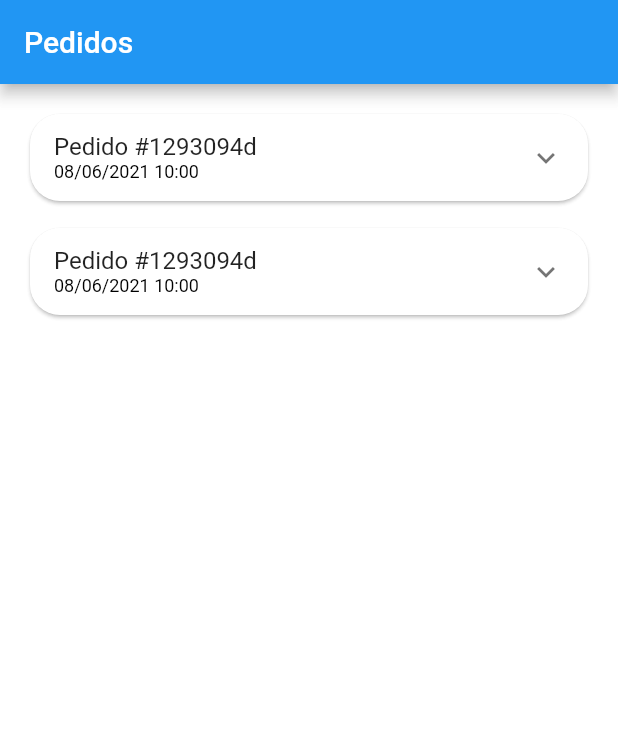
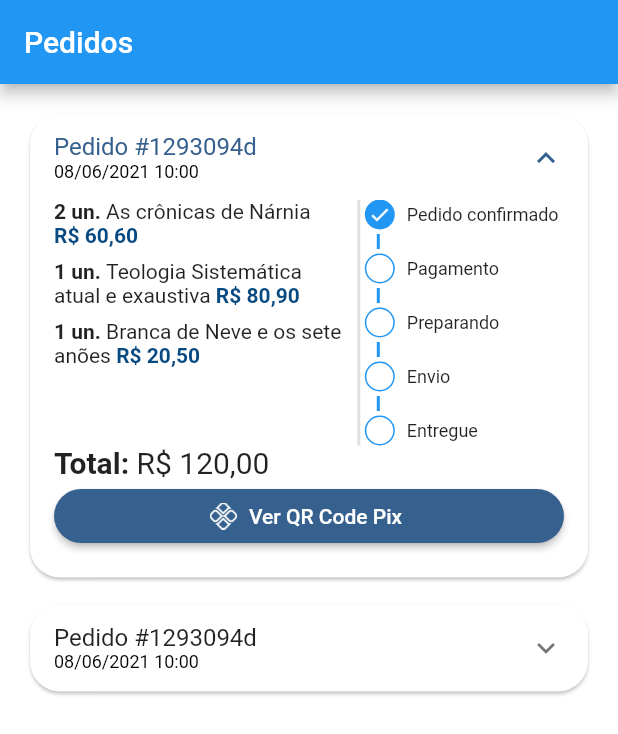
Before and after one commit to pedigru3/pregue-a-palavra, a Flutter app: the OrderTab screen opened directly, on a phone screen of 412 x 824 dp. Shown: the top 734 px of the screen. Run offline on Flutter 3.47's test engine with Material 2 defaults, Android fonts, the phone set to English and light mode, and no system bars; our stand-ins replace animated_text_kit, badges, mask_text_input_formatter.

Commit message:
fim order_tile menos display btn

```diff
--- a/lib/src/config/app_data.dart
+++ b/lib/src/config/app_data.dart
@@ -55,7 +55,7 @@ List<OrderModel> orders = [
   OrderModel(
     copyAndPast: '#kdkd',
     createdDateTime: DateTime.parse('2021-06-08 10:00:10.434'),
-    overdueDateTime: DateTime.parse('2021-06-11 10:00:10.434'),
+    overdueDateTime: DateTime.parse('2022-09-16 10:00:10.434'),
     id: '#1293094d',
     status: 'pending_payment',
     total: 120,
@@ -70,7 +70,7 @@ List<OrderModel> orders = [
     createdDateTime: DateTime.parse('2021-06-08 10:00:10.434'),
     overdueDateTime: DateTime.parse('2022-11-26 10:00:10.434'),
     id: '#1293094d',
-    status: 'refunded',
+    status: 'delivered',
     total: 120,
     items: [
       CartItemModel(item: listItems[1], quantity: 2),
--- a/lib/src/pages/cart/components/ordem_status_widget.dart
+++ b/lib/src/pages/cart/components/ordem_status_widget.dart
@@ -26,7 +26,13 @@ class OrderStatusWidget extends StatelessWidget {
       children: [
         const _StatusDot(isActive: true, title: 'Pedido confirmado'),
         _CustomDivider(),
-        if (isOverdue) ...[
+        if (currentStatus == 1) ...[
+          const _StatusDot(
+            isActive: true,
+            title: 'Pix estornado',
+            backgroundColor: Colors.yellow,
+          )
+        ] else if (isOverdue) ...[
           const _StatusDot(
             isActive: true,
             title: 'Pix vencido',
@@ -34,25 +40,24 @@ class OrderStatusWidget extends StatelessWidget {
           )
         ] else ...[
           _StatusDot(
-            isActive: currentStatus == status,
+            isActive: currentStatus >= 2,
             title: 'Pagamento',
           ),
           const _CustomDivider(),
           _StatusDot(
-            isActive: currentStatus == status,
+            isActive: currentStatus >= 3,
             title: 'Preparando',
           ),
           const _CustomDivider(),
           _StatusDot(
-            isActive: currentStatus == status,
+            isActive: currentStatus >= 4,
             title: 'Envio',
           ),
           const _CustomDivider(),
           _StatusDot(
-            isActive: currentStatus == status,
+            isActive: currentStatus == 5,
             title: 'Entregue',
           ),
-          const _CustomDivider(),
         ],
       ],
     );
--- a/lib/src/pages/orders/components/order_tile.dart
+++ b/lib/src/pages/orders/components/order_tile.dart
@@ -17,6 +17,8 @@ class OrderTile extends StatelessWidget {
       child: Theme(
         data: Theme.of(context).copyWith(dividerColor: Colors.transparent),
         child: ExpansionTile(
+          expandedCrossAxisAlignment: CrossAxisAlignment.stretch,
+          initiallyExpanded: order.status == 'pending_payment',
           title: Column(
             crossAxisAlignment: CrossAxisAlignment.start,
             mainAxisSize: MainAxisSize.min,
@@ -33,15 +35,18 @@ class OrderTile extends StatelessWidget {
           ),
           childrenPadding: const EdgeInsets.fromLTRB(16, 0, 16, 16),
           children: [
-            SizedBox(
-              height: 150,
+            IntrinsicHeight(
               child: Row(
+                crossAxisAlignment: CrossAxisAlignment.start,
                 children: [
                   //Lista de Produtos
                   Flexible(
                     flex: 3,
-                    child: _OrdemItemWidget(
-                        order: order, utlServices: utlServices),
+                    child: SizedBox(
+                      height: 150,
+                      child: _OrdemItemWidget(
+                          order: order, utlServices: utlServices),
+                    ),
                   ),
 
                   //Divisão
@@ -60,6 +65,41 @@ class OrderTile extends StatelessWidget {
                     ),
                   )
                 ],
+              ),
+            ),
+
+            //Total
+            Text.rich(
+              TextSpan(
+                style: const TextStyle(fontSize: 20),
+                children: [
+                  const TextSpan(
+                    text: 'Total: ',
+                    style: TextStyle(
+                      fontWeight: FontWeight.bold,
+                    ),
+                  ),
+                  TextSpan(
+                    text: utlServices.priceToCurrency(order.total),
+                    style: const TextStyle(),
+                  ),
+                ],
+              ),
+            ),
+
+            //Botão Pagamento
+            Visibility(
+              visible: order.status == 'pending_payment',
+              child: ElevatedButton.icon(
+                style: ElevatedButton.styleFrom(
+                    shape: RoundedRectangleBorder(
+                        borderRadius: BorderRadius.circular(20))),
+                onPressed: () {},
+                icon: Image.asset(
+                  'images/pix.png',
+                  height: 18,
+                ),
+                label: const Text('Ver QR Code Pix'),
               ),
             )
           ],
```
Also changed, not shown: images/pix.png (added).
